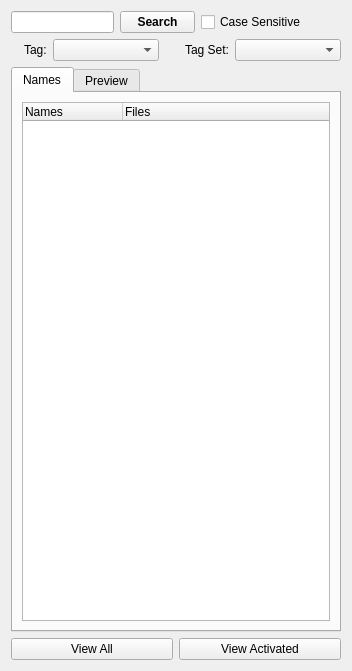
fontmatrix/fontmatrix, file src/listsdock.ui: the form before one commit.
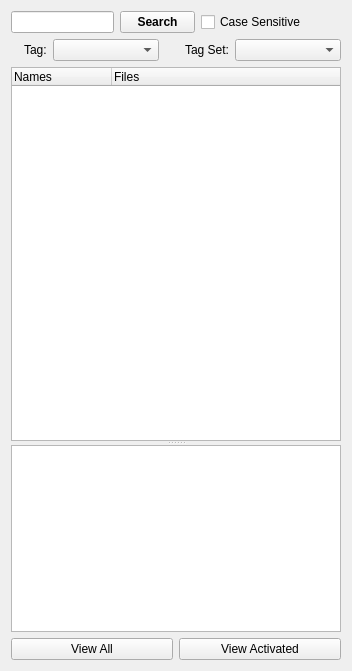
The form after the commit. Custom widgets are drawn as their Qt base class.

What changed in the file:
```diff
--- a/src/listsdock.ui
+++ b/src/listsdock.ui
@@ -9,13 +9,17 @@
     <height>671</height>
    </rect>
   </property>
+  <property name="sizePolicy" >
+   <sizepolicy vsizetype="Expanding" hsizetype="Preferred" >
+    <horstretch>0</horstretch>
+    <verstretch>0</verstretch>
+   </sizepolicy>
+  </property>
   <property name="windowTitle" >
    <string>Form</string>
   </property>
   <layout class="QGridLayout" >
    <item row="0" column="0" >
-    <layout class="QVBoxLayout" >
-     <item>
       <layout class="QHBoxLayout" >
        <item>
         <widget class="QLineEdit" name="searchString" />
@@ -77,7 +81,7 @@
        </item>
       </layout>
      </item>
-     <item>
+   <item row="1" column="0" >
       <layout class="QHBoxLayout" >
        <item>
         <widget class="QLabel" name="OrderBy" >
@@ -154,22 +158,16 @@
        </item>
       </layout>
      </item>
-     <item>
-      <widget class="QTabWidget" name="fontlistTab" >
-       <property name="currentIndex" >
-        <number>0</number>
-       </property>
-       <widget class="QWidget" name="tab_2" >
-        <attribute name="title" >
-         <string>Names</string>
-        </attribute>
-        <layout class="QGridLayout" >
-         <item row="0" column="0" >
+   <item row="2" column="0" >
+    <widget class="QSplitter" name="splitter" >
+     <property name="orientation" >
+      <enum>Qt::Vertical</enum>
+     </property>
           <widget class="QTreeWidget" name="fontTree" >
            <property name="sizePolicy" >
-            <sizepolicy vsizetype="Expanding" hsizetype="Preferred" >
+       <sizepolicy vsizetype="Expanding" hsizetype="Expanding" >
              <horstretch>0</horstretch>
-             <verstretch>0</verstretch>
+        <verstretch>2</verstretch>
             </sizepolicy>
            </property>
            <property name="font" >
@@ -218,26 +216,17 @@
             </property>
            </column>
           </widget>
-         </item>
-        </layout>
-       </widget>
-       <widget class="QWidget" name="tab_3" >
-        <attribute name="title" >
-         <string>Preview</string>
-        </attribute>
-        <layout class="QGridLayout" >
-         <item row="0" column="0" >
-          <widget class="FMPreviewList" native="1" name="previewList" >
-           <property name="acceptDrops" >
-            <bool>false</bool>
-           </property>
-          </widget>
-         </item>
-        </layout>
-       </widget>
-      </widget>
-     </item>
-     <item>
+     <widget class="FMPreviewList" name="previewList" >
+      <property name="sizePolicy" >
+       <sizepolicy vsizetype="Expanding" hsizetype="Expanding" >
+        <horstretch>0</horstretch>
+        <verstretch>1</verstretch>
+       </sizepolicy>
+      </property>
+     </widget>
+    </widget>
+   </item>
+   <item row="3" column="0" >
       <layout class="QHBoxLayout" >
        <item>
         <widget class="QPushButton" name="viewAllButton" >
@@ -262,13 +251,11 @@
       </layout>
      </item>
     </layout>
-   </item>
-  </layout>
  </widget>
  <customwidgets>
   <customwidget>
    <class>FMPreviewList</class>
-   <extends>QWidget</extends>
+   <extends>QGraphicsView</extends>
    <header>fmpreviewlist.h</header>
   </customwidget>
  </customwidgets>
```
Lines whose indentation alone changed are shown as unchanged.
